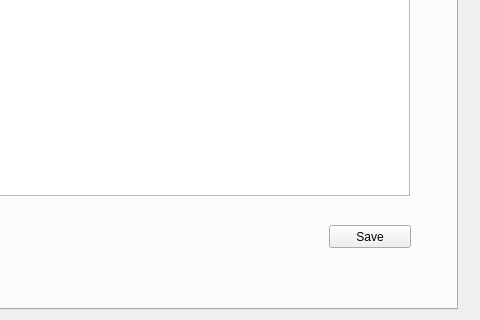
First picture: the form in Teacher/addnewteacherdialog.ui, repository MrRisoni/Gauss, before the edit; both pictures show x 93 to 573 and y 271 to 591 of the 573 by 591 pixel window.
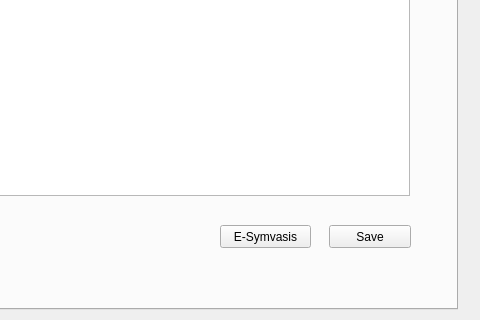
Second picture: the form after the edit. The open tabs and pages were chosen to show the change.

The edit to the form file:
```diff
--- a/Teacher/addnewteacherdialog.ui
+++ b/Teacher/addnewteacherdialog.ui
@@ -517,6 +517,19 @@
       <string>Save</string>
      </property>
     </widget>
+    <widget class="QPushButton" name="pushESymvasis">
+     <property name="geometry">
+      <rect>
+       <x>301</x>
+       <y>450</y>
+       <width>91</width>
+       <height>23</height>
+      </rect>
+     </property>
+     <property name="text">
+      <string>E-Symvasis</string>
+     </property>
+    </widget>
    </widget>
   </widget>
  </widget>
```
Left out of the diff: 2 changed lines with no effect on the pictures.
